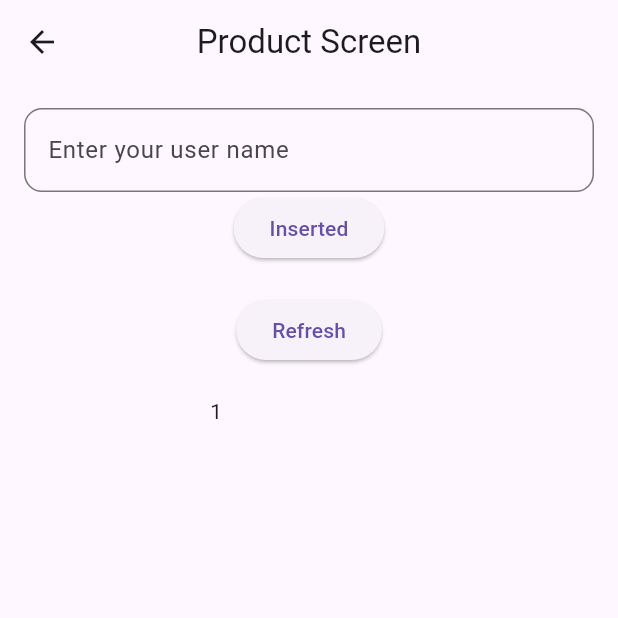
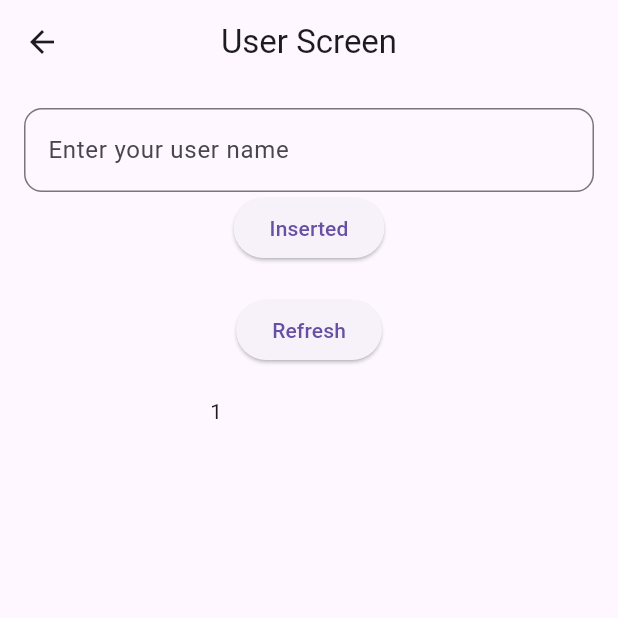
Before and after one commit to Amro27code/sql_department, a Flutter app: the Init screen opened by its route, after a tap on "Inserted", on a phone screen of 412 x 824 dp, the top half of it. Run offline on Flutter 3.47's test engine with Material 3 defaults, Android fonts, the phone set to English and light mode, and no system bars; our stand-ins replace sqflite, sqflite_common_ffi; accounts and stored records are empty.

Commit message:
add update and delete for product table

```diff
--- a/lib/features/screen/init.dart
+++ b/lib/features/screen/init.dart
@@ -12,25 +12,25 @@ class Init extends StatefulWidget {
 class _InitState extends State<Init> {
   // TextEditingController userNameController = TextEditingController();
   // List<Map<String, Object?>> data = [];
-  late ProductController _userController;
+  late ProductController _;
 
   @override
   void initState() {
     super.initState();
-    _userController = ProductController();
+    _ = ProductController();
   }
 
   @override
   Widget build(BuildContext context) {
     return Scaffold(
-      appBar: AppBar(centerTitle: true,title: Text("Product Screen"),),
+      appBar: AppBar(centerTitle: true,title: Text("User Screen"),),
       body: Padding(
         padding: const EdgeInsetsGeometry.all(16),
         child: Column(
           mainAxisAlignment: .center,
           children: [
             TextField(
-              controller: _userController.userNameController,
+              controller: _.userNameController,
               decoration: InputDecoration(
                 label: Text("Enter your user name"),
                 border: OutlineInputBorder(
@@ -41,9 +41,9 @@ class _InitState extends State<Init> {
             ),
             ElevatedButton(
               onPressed: () {
-                // _userController.mySqflite.delete();
-                _userController.insertUser();
-                _userController.selectUser();
+                // _.mySqflite.delete();
+                _.insertUser();
+                _.selectUser();
                 setState(() {});
               },
               child: Text("Inserted"),
@@ -63,9 +63,9 @@ class _InitState extends State<Init> {
                     const SizedBox(height: 10),
                 itemBuilder: (context, index) => InkWell(
                   onTap: () {
-                    int id = _userController.data[index]["user_id"] as int;
-                    _userController.userNameEditController.text =
-                        "${_userController.data[index]["user_name"]}";
+                    int id = _.data[index]["user_id"] as int;
+                    _.userNameEditController.text =
+                        "${_.data[index]["user_name"]}";
                     showModalBottomSheet(
                       context: context,
                       builder: (context) => Container(
@@ -74,11 +74,8 @@ class _InitState extends State<Init> {
                           children: [
                             TextField(
                               controller:
-                                  _userController.userNameEditController,
+                                  _.userNameEditController,
                               decoration: InputDecoration(
-                                // label: Text(
-                                //   "${_userController.data[index]["user_name"]}",
-                                // ),
                                 border: OutlineInputBorder(
                                   borderRadius: BorderRadius.circular(12),
                                   borderSide: BorderSide(color: Colors.blue),
@@ -89,8 +86,8 @@ class _InitState extends State<Init> {
                               children: [
                                 ElevatedButton(
                                   onPressed: () {
-                                    _userController.updateUser(
-                                      name: _userController
+                                    _.updateUser(
+                                      name: _
                                           .userNameEditController
                                           .text
                                           .toString(),
@@ -102,7 +99,7 @@ class _InitState extends State<Init> {
                                 ),
                                 ElevatedButton(
                                   onPressed: () {
-                                    _userController.deleteFromUser(id: id);
+                                    _.deleteFromUser(id: id);
                                     setState(() {});
                                     Navigator.of(context).pop();
                                   },
@@ -118,12 +115,12 @@ class _InitState extends State<Init> {
                   child: Row(
                     mainAxisAlignment: .spaceEvenly,
                     children: [
-                      Text("${_userController.data[index]["user_id"]}"),
-                      Text("${_userController.data[index]["user_name"]}"),
+                      Text("${_.data[index]["user_id"]}"),
+                      Text("${_.data[index]["user_name"]}"),
                     ],
                   ),
                 ),
-                itemCount: _userController.data.length,
+                itemCount: _.data.length,
               ),
             ),
           ],
```
Also changed, not shown: lib/controller/product_controller.dart (+29 -2 lines), lib/features/screen/product_screen.dart (+71 -30 lines), lib/sqlite/crud.dart (+6 -2 lines), lib/sqlite/my_sqflite_database.dart (+28 -4 lines).
